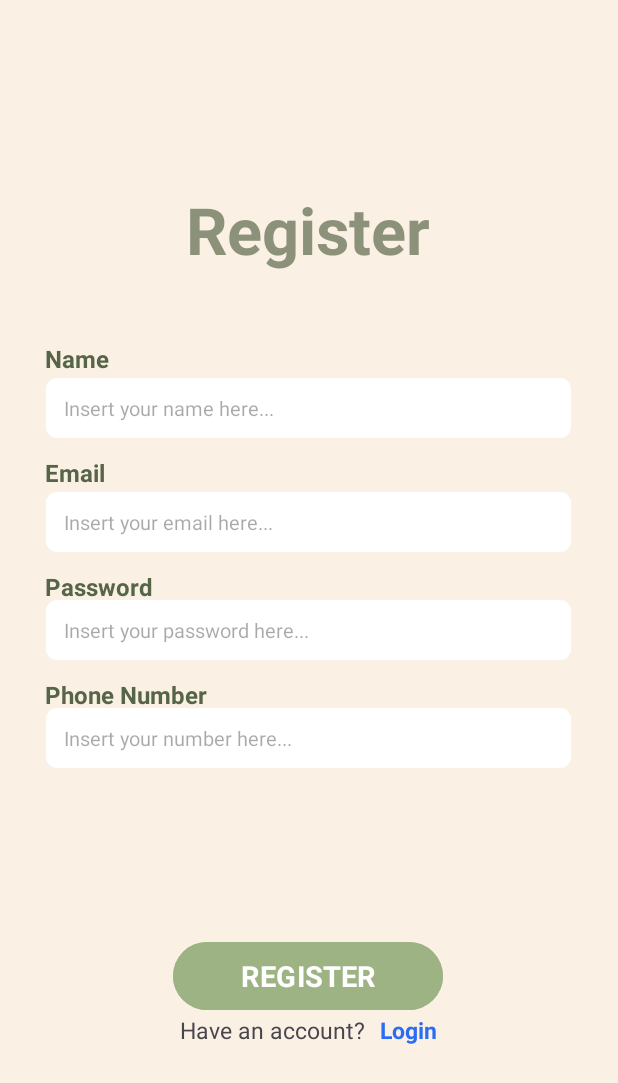
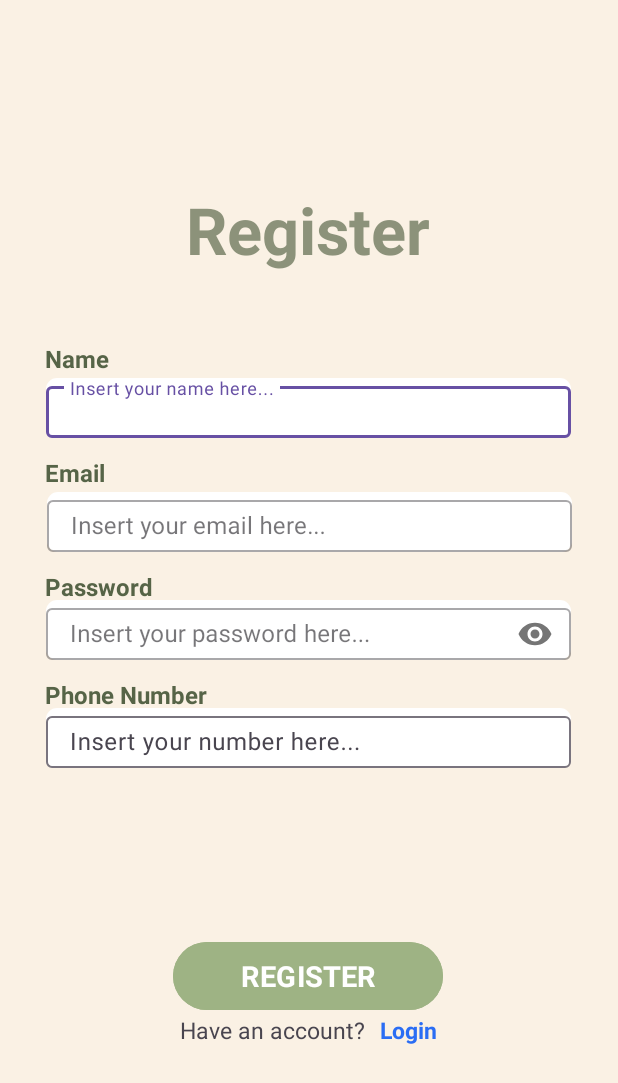
Before and after one commit to firzandiads/ChromaDeals, an Android app: the screen it shows after launch (Register), after a tap on "Register", on a phone screen of 412 x 824 dp. Shown: the top 1083 px of the screen. Run offline under Robolectric (Android 15) with nearby library versions, the phone set to English and light mode, and no system bars; our stand-ins replace Firebase (no records; nobody signed in at launch, a user with empty details on screens opened directly).

Commit message:
Commit pertama

```diff
--- a/app/src/main/java/com/example/chromadeals/Login.kt
+++ b/app/src/main/java/com/example/chromadeals/Login.kt
@@ -10,7 +10,7 @@ class Login : AppCompatActivity() {
         super.onCreate(savedInstanceState)
         setContentView(R.layout.activity_login)
 
-        val registerBlueTextView = findViewById<View>(R.id.register_blue)
+        val registerBlueTextView = findViewById<View>(R.id.register)
 
         registerBlueTextView.setOnClickListener {
             val intent = Intent(this, Register::class.java)
--- a/app/src/main/java/com/example/chromadeals/Register.kt
+++ b/app/src/main/java/com/example/chromadeals/Register.kt
@@ -2,19 +2,82 @@ package com.example.chromadeals
 
 import android.content.Intent
 import android.os.Bundle
-import android.view.View
+import android.text.TextUtils
+import android.widget.Button
+import android.widget.TextView
+import android.widget.Toast
 import androidx.appcompat.app.AppCompatActivity
+import com.google.android.gms.tasks.Task
+import com.google.android.material.textfield.TextInputEditText
+import com.google.firebase.auth.AuthResult
+import com.google.firebase.auth.FirebaseAuth
 
 class Register : AppCompatActivity() {
+
+    private lateinit var editTextName: TextInputEditText
+    private lateinit var editTextEmail: TextInputEditText
+    private lateinit var editTextPassword: TextInputEditText
+    private lateinit var editTextPhone: TextInputEditText
+    private lateinit var register: Button
+    private lateinit var login: TextView
+
+    private val firebaseAuth: FirebaseAuth = FirebaseAuth.getInstance()
+
     override fun onCreate(savedInstanceState: Bundle?) {
         super.onCreate(savedInstanceState)
         setContentView(R.layout.activity_register)
 
-        val registerBlueTextView = findViewById<View>(R.id.login_blue)
+        editTextName = findViewById(R.id.name)
+        editTextEmail = findViewById(R.id.email)
+        editTextPassword = findViewById(R.id.password)
+        editTextPhone = findViewById(R.id.phone)
+        login = findViewById(R.id.login)
+        register = findViewById(R.id.register)
 
-        registerBlueTextView.setOnClickListener {
-            val intent = Intent(this, Login::class.java)
+        login.setOnClickListener {
+            val intent = Intent(this@Register, Login::class.java)
             startActivity(intent)
+            finish()
+        }
+
+        register.setOnClickListener {
+            val name: String = editTextName.text.toString()
+            val email: String = editTextEmail.text.toString()
+            val password: String = editTextPassword.text.toString()
+            val phone: String = editTextPhone.text.toString()
+
+
+            if (TextUtils.isEmpty(name)) {
+                Toast.makeText(this@Register, "Enter Email", Toast.LENGTH_SHORT).show()
+                return@setOnClickListener
+            }
+
+            if (TextUtils.isEmpty(email)) {
+                Toast.makeText(this@Register, "Enter Email", Toast.LENGTH_SHORT).show()
+                return@setOnClickListener
+            }
+
+            if (TextUtils.isEmpty(password)) {
+                Toast.makeText(this@Register, "Enter Password", Toast.LENGTH_SHORT).show()
+                return@setOnClickListener
+            }
+
+            if (TextUtils.isEmpty(phone)) {
+                Toast.makeText(this@Register, "Enter Email", Toast.LENGTH_SHORT).show()
+                return@setOnClickListener
+            }
+
+            firebaseAuth.createUserWithEmailAndPassword(email, password)
+                .addOnCompleteListener { task: Task<AuthResult?> ->
+                    if (task.isSuccessful) {
+                        Toast.makeText(this@Register, "Registration Successfully", Toast.LENGTH_SHORT).show()
+                        val intent = Intent(this@Register, Login::class.java)
+                        startActivity(intent)
+                        finish()
+                    } else {
+                        Toast.makeText(this@Register, "Authentication Failed", Toast.LENGTH_SHORT).show()
+                    }
+                }
         }
     }
 }
--- a/app/src/main/res/layout/activity_login.xml
+++ b/app/src/main/res/layout/activity_login.xml
@@ -116,7 +116,7 @@
             tools:ignore="TextSizeCheck" />
 
         <TextView
-            android:id="@+id/register_blue"
+            android:id="@+id/register"
             android:layout_width="wrap_content"
             android:layout_height="wrap_content"
             android:layout_marginLeft="10dp"
--- a/app/src/main/res/layout/activity_register.xml
+++ b/app/src/main/res/layout/activity_register.xml
@@ -7,6 +7,8 @@
     android:background="#FAF1E4"
     tools:context=".Login"
     android:orientation="vertical">
+
+
 
     <TextView
         android:layout_width="wrap_content"
@@ -23,6 +25,9 @@
         app:layout_constraintStart_toStartOf="parent"
         app:layout_constraintTop_toTopOf="parent"
         tools:ignore="MissingContraints" />
+
+
+
 
     <TextView
         android:layout_width="wrap_content"
@@ -42,20 +47,8 @@
         app:layout_editor_absoluteY="144dp"
         tools:ignore="MissingConstraints" />
 
-    <EditText
-        android:layout_width="350dp"
-        android:layout_height="40dp"
-        android:layout_marginTop="252dp"
-        android:background="@drawable/radius"
-        android:fontFamily="@font/inter_regular"
-        android:hint="Insert your name here..."
-        android:paddingLeft="12dp"
-        android:textSize="13dp"
-        app:layout_constraintEnd_toEndOf="parent"
-        app:layout_constraintHorizontal_bias="0.491"
-        app:layout_constraintStart_toStartOf="parent"
-        app:layout_constraintTop_toTopOf="parent"
-        tools:ignore="MissingConstraints" />
+
+
 
     <TextView
         android:layout_width="wrap_content"
@@ -75,36 +68,8 @@
         app:layout_editor_absoluteY="221dp"
         tools:ignore="MissingConstraints" />
 
-    <EditText
-        android:layout_width="350dp"
-        android:layout_height="40dp"
-        android:layout_marginTop="328dp"
-        android:background="@drawable/radius"
-        android:fontFamily="@font/inter_regular"
-        android:hint="Insert your email here..."
-        android:paddingLeft="12dp"
-        android:textSize="13dp"
-        app:layout_constraintEnd_toEndOf="parent"
-        app:layout_constraintHorizontal_bias="0.491"
-        app:layout_constraintStart_toStartOf="parent"
-        app:layout_constraintTop_toTopOf="parent"
-        tools:ignore="MissingConstraints" />
 
-    <EditText
-        android:layout_width="350dp"
-        android:layout_height="40dp"
-        android:layout_marginTop="400dp"
-        android:background="@drawable/radius"
-        android:fontFamily="@font/inter_regular"
-        android:hint="Insert your password here..."
-        android:paddingLeft="12dp"
-        android:textSize="13dp"
-        app:layout_constraintEnd_toEndOf="parent"
-        app:layout_constraintHorizontal_bias="0.491"
-        app:layout_constraintStart_toStartOf="parent"
 
-        app:layout_constraintTop_toTopOf="parent"
-        tools:ignore="MissingConstraints" />
 
     <TextView
         android:layout_width="wrap_content"
@@ -124,6 +89,9 @@
         app:layout_editor_absoluteY="144dp"
         tools:ignore="MissingConstraints" />
 
+
+
+
     <TextView
         android:layout_width="wrap_content"
         android:layout_height="wrap_content"
@@ -142,22 +110,123 @@
         app:layout_editor_absoluteY="144dp"
         tools:ignore="MissingConstraints" />
 
-    <EditText
+
+
+
+    <com.google.android.material.textfield.TextInputLayout
+        android:layout_width="350dp"
+        android:layout_height="40dp"
+        android:layout_marginTop="252dp"
+        android:background="@drawable/radius"
+        app:layout_constraintEnd_toEndOf="parent"
+        app:layout_constraintHorizontal_bias="0.491"
+        app:layout_constraintStart_toStartOf="parent"
+        app:layout_constraintTop_toTopOf="parent"
+        tools:ignore="MissingConstraints"
+        style="@style/Widget.MaterialComponents.TextInputLayout.OutlinedBox"
+        >
+
+        <com.google.android.material.textfield.TextInputEditText
+            android:id="@+id/name"
+            android:layout_width="match_parent"
+            android:layout_height="wrap_content"
+            android:fontFamily="@font/inter_regular"
+            android:hint="Insert your name here..."
+            android:inputType="textPersonName"
+            >
+
+        </com.google.android.material.textfield.TextInputEditText>
+
+    </com.google.android.material.textfield.TextInputLayout>
+
+
+
+
+    <com.google.android.material.textfield.TextInputLayout
+        android:layout_width="350dp"
+        android:layout_height="40dp"
+        android:layout_marginTop="328dp"
+        android:background="@drawable/radius"
+        app:layout_constraintEnd_toEndOf="parent"
+        app:layout_constraintStart_toStartOf="parent"
+        app:layout_constraintTop_toTopOf="parent"
+        tools:ignore="MissingConstraints"
+        style="@style/Widget.MaterialComponents.TextInputLayout.OutlinedBox"
+        >
+
+        <com.google.android.material.textfield.TextInputEditText
+            android:id="@+id/email"
+            android:layout_width="match_parent"
+            android:layout_height="wrap_content"
+            android:fontFamily="@font/inter_regular"
+            android:hint="Insert your email here..."
+            android:inputType="textEmailAddress"
+            >
+
+        </com.google.android.material.textfield.TextInputEditText>
+
+    </com.google.android.material.textfield.TextInputLayout>
+
+
+
+
+    <com.google.android.material.textfield.TextInputLayout
+        android:layout_width="350dp"
+        android:layout_height="40dp"
+        android:layout_marginTop="400dp"
+        android:background="@drawable/radius"
+        app:layout_constraintEnd_toEndOf="parent"
+        app:layout_constraintHorizontal_bias="0.491"
+        app:layout_constraintStart_toStartOf="parent"
+        app:layout_constraintTop_toTopOf="parent"
+        tools:ignore="MissingConstraints"
+        style="@style/Widget.MaterialComponents.TextInputLayout.OutlinedBox"
+        app:passwordToggleEnabled="true"
+        >
+
+        <com.google.android.material.textfield.TextInputEditText
+            android:id="@+id/password"
+            android:layout_width="match_parent"
+            android:layout_height="wrap_content"
+            android:fontFamily="@font/inter_regular"
+            android:hint="Insert your password here..."
+            android:inputType="textPassword"
+            >
+
+        </com.google.android.material.textfield.TextInputEditText>
+
+    </com.google.android.material.textfield.TextInputLayout>
+
+
+
+
+    <com.google.android.material.textfield.TextInputLayout
         android:layout_width="350dp"
         android:layout_height="40dp"
         android:layout_marginTop="472dp"
         android:background="@drawable/radius"
-        android:fontFamily="@font/inter_regular"
-        android:hint="Insert your number here..."
-        android:paddingLeft="12dp"
-        android:textSize="13dp"
         app:layout_constraintEnd_toEndOf="parent"
         app:layout_constraintHorizontal_bias="0.491"
         app:layout_constraintStart_toStartOf="parent"
         app:layout_constraintTop_toTopOf="parent"
-        tools:ignore="MissingConstraints" />
+        tools:ignore="MissingConstraints"
+        >
+
+        <com.google.android.material.textfield.TextInputEditText
+            android:id="@+id/phone"
+            android:layout_width="match_parent"
+            android:layout_height="wrap_content"
+            android:hint="Insert your number here..."
+            >
+        </com.google.android.material.textfield.TextInputEditText>
+
+    </com.google.android.material.textfield.TextInputLayout>
+
+
+
 
     <Button
+        android:id="@+id/register"
         android:layout_width="180dp"
         android:layout_height="53dp"
         android:layout_marginTop="624dp"
@@ -171,6 +240,9 @@
         app:layout_constraintStart_toStartOf="parent"
         app:layout_constraintTop_toTopOf="parent"
         tools:ignore="MissingConstraints" />
+
+
+
 
     <LinearLayout
         android:layout_width="match_parent"
@@ -192,7 +264,7 @@
             tools:ignore="TextSizeCheck" />
 
         <TextView
-            android:id="@+id/login_blue"
+            android:id="@+id/login"
             android:layout_width="wrap_content"
             android:layout_height="wrap_content"
             android:layout_marginLeft="10dp"
@@ -204,4 +276,6 @@
     </LinearLayout>
 
 
+
+
 </androidx.constraintlayout.widget.ConstraintLayout>
```
Also changed, not shown: app/build.gradle (+8 -0 lines), app/src/main/AndroidManifest.xml (+9 -0 lines), app/src/main/java/com/example/chromadeals/Home.kt (added, +11 -0 lines), app/src/main/res/layout/activity_home.xml (added, +96 -0 lines), build.gradle (+7 -3 lines).
